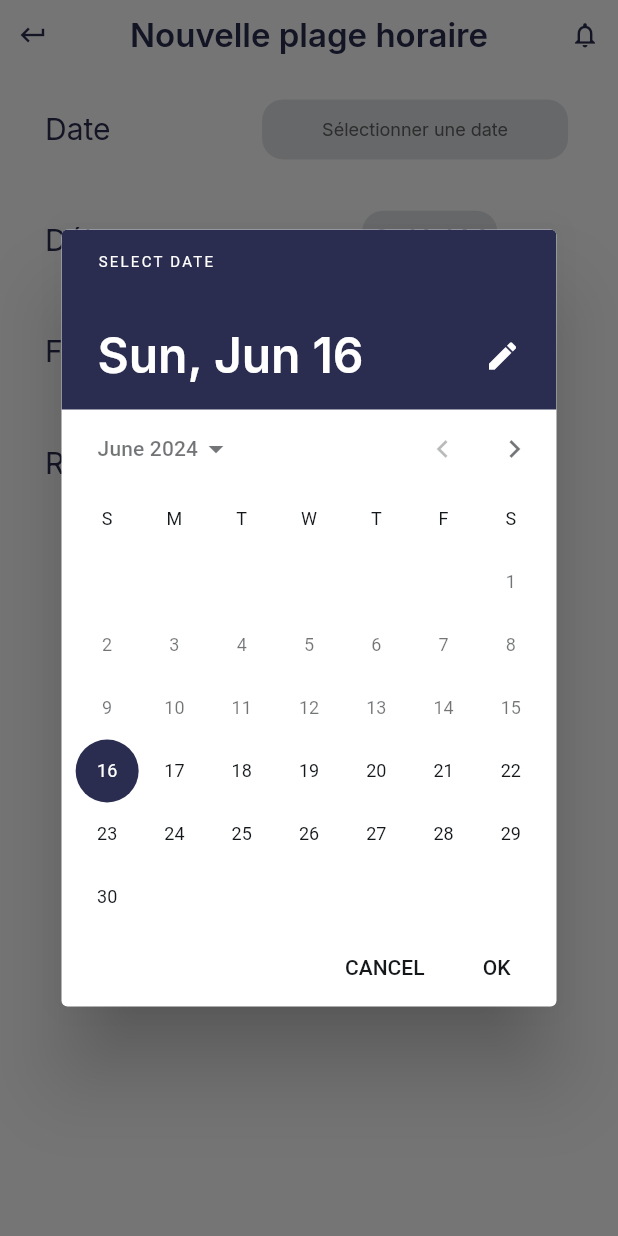
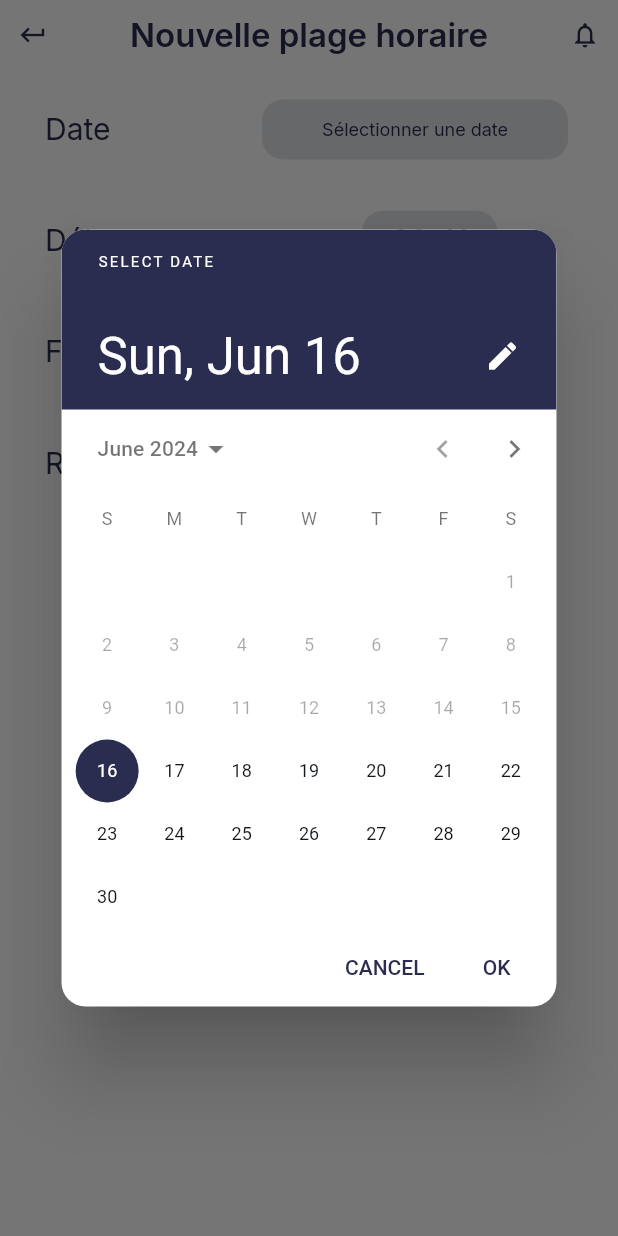
Before and after one commit to NourJadiri/anti_moustique_ff, a Flutter app: the AddSchedulePageWidget screen opened by its route, after a tap on "Sélectionner une date", on a phone screen of 412 x 824 dp. Run offline on Flutter 3.47's test engine with Material 3 defaults, Android fonts, the phone set to English and light mode, and no system bars; drawn by our look-alikes of auto_size_text; our stand-ins replace flutter_blue_plus, flutter_local_notifications, flutter_slidable, font_awesome_flutter, from_css_color, go_router and 6 more; missing offline and left inert: flutter_barcode_scanner, json_path; accounts and stored records are empty.

Commit message:
date picker changed to a more user friendly one (needs to be tested)

```diff
--- a/lib/add_device_page/add_device_page_widget.dart
+++ b/lib/add_device_page/add_device_page_widget.dart
@@ -138,9 +138,10 @@ class _AddDevicePageWidgetState extends State<AddDevicePageWidget> {
         backgroundColor: FlutterFlowTheme.of(context).secondaryBackground,
         body: SafeArea(
           top: true,
+    child: SingleChildScrollView(
           child: Container(
             width: MediaQuery.sizeOf(context).width * 1.0,
-            height: MediaQuery.sizeOf(context).height * 1.0,
+           // height: MediaQuery.sizeOf(context).height * 1.0,
             decoration: BoxDecoration(
               color: FlutterFlowTheme.of(context).secondaryBackground,
             ),
@@ -235,7 +236,7 @@ class _AddDevicePageWidgetState extends State<AddDevicePageWidget> {
           ),
         ),
       ),
-    );
+    ));
   }
 
   FFButtonWidget buildScanQRButton(BuildContext context) {
--- a/lib/add_schedule_page/add_schedule_page_widget.dart
+++ b/lib/add_schedule_page/add_schedule_page_widget.dart
@@ -178,42 +178,50 @@ class _AddSchedulePageWidgetState extends State<AddSchedulePageWidget> {
                             hoverColor: Colors.transparent,
                             highlightColor: Colors.transparent,
                             onTap: () async {
-                              // pickDate
                               final datePicked1Date = await showDatePicker(
                                 context: context,
                                 initialDate: getCurrentTimestamp,
+                                initialEntryMode: DatePickerEntryMode.calendar,
                                 firstDate: getCurrentTimestamp,
                                 lastDate: DateTime(2050),
                                 builder: (context, child) {
-                                  return wrapInMaterialDatePickerTheme(
-                                    context,
-                                    child!,
-                                    headerBackgroundColor:
-                                        FlutterFlowTheme.of(context).primary,
-                                    headerForegroundColor:
-                                        FlutterFlowTheme.of(context).info,
-                                    headerTextStyle:
-                                        FlutterFlowTheme.of(context)
-                                            .headlineLarge
-                                            .override(
-                                              fontFamily: 'Inter',
-                                              fontSize: 32.0,
-                                              fontWeight: FontWeight.w600,
+                                  return Theme(
+                                    data: Theme.of(context).copyWith(
+                                      colorScheme: ColorScheme.light(
+                                        primary: FlutterFlowTheme.of(context)
+                                            .primary, // Header background color
+                                        onPrimary:
+                                            Colors.white, // Header text color
+                                        onSurface: FlutterFlowTheme.of(context)
+                                            .primaryText, // Body text color
                                       ),
-                                    pickerBackgroundColor:
+                                      dialogBackgroundColor:
                                           FlutterFlowTheme.of(context)
                                               .secondaryBackground,
-                                    pickerForegroundColor:
+
+                                      datePickerTheme: DatePickerThemeData(
+                                        shape: RoundedRectangleBorder(
+                                          borderRadius:
+                                              BorderRadius.circular(16.0),
+                                        ),
+                                        headerBackgroundColor:
                                             FlutterFlowTheme.of(context)
-                                            .primaryText,
-                                    selectedDateTimeBackgroundColor:
-                                        FlutterFlowTheme.of(context).primary,
-                                    selectedDateTimeForegroundColor:
-                                        FlutterFlowTheme.of(context).info,
-                                    actionButtonForegroundColor:
+                                                .primary,
+                                        headerForegroundColor: Colors.white,
+                                        backgroundColor:
                                             FlutterFlowTheme.of(context)
-                                            .primaryText,
-                                    iconSize: 24.0,
+                                                .secondaryBackground,
+                                        yearForegroundColor:
+                                            MaterialStateProperty.all(
+                                                FlutterFlowTheme.of(context)
+                                                    .primaryText),
+                                        rangeSelectionBackgroundColor:
+                                            FlutterFlowTheme.of(context)
+                                                .primary
+                                                .withOpacity(0),
+                                      ),
+                                    ),
+                                    child: child!,
                                   );
                                 },
                               );
@@ -246,13 +254,14 @@ class _AddSchedulePageWidgetState extends State<AddSchedulePageWidget> {
                                       .bodyMedium
                                       .override(
                                         fontFamily: 'Inter',
-                                        color: const Color(0xFF616161),
+                                        color: FlutterFlowTheme.of(context)
+                                            .primary,
                                       ),
                                 ),
                               ),
                             ),
                           ),
-                        ),
+                        )
                       ],
                     ),
                   ),
@@ -298,6 +307,7 @@ class _AddSchedulePageWidgetState extends State<AddSchedulePageWidget> {
 
                               final datePicked2Time = await showTimePicker(
                                 context: context,
+                                initialEntryMode: TimePickerEntryMode.inputOnly,
                                 initialTime:
                                     TimeOfDay.fromDateTime(getCurrentTimestamp),
                                 builder: (context, child) {
@@ -356,8 +366,8 @@ class _AddSchedulePageWidgetState extends State<AddSchedulePageWidget> {
                                 alignment: const AlignmentDirectional(0.0, 0.0),
                                 child: Text(
                                   valueOrDefault<String>(
-                                    dateTimeFormat('jm', _model.datePicked2),
-                                    '9:41 AM',
+                                    dateTimeFormat('Hm', _model.datePicked2),
+                                    '09:41',
                                   ),
                                   style: FlutterFlowTheme.of(context)
                                       .bodyMedium
@@ -417,6 +427,7 @@ class _AddSchedulePageWidgetState extends State<AddSchedulePageWidget> {
 
                               final datePicked3Time = await showTimePicker(
                                 context: context,
+                                initialEntryMode: TimePickerEntryMode.inputOnly,
                                 initialTime:
                                     TimeOfDay.fromDateTime(getCurrentTimestamp),
                                 builder: (context, child) {
@@ -475,8 +486,8 @@ class _AddSchedulePageWidgetState extends State<AddSchedulePageWidget> {
                                 alignment: const AlignmentDirectional(0.0, 0.0),
                                 child: Text(
                                   valueOrDefault<String>(
-                                    dateTimeFormat('jm', _model.datePicked3),
-                                    '9:41 AM',
+                                    dateTimeFormat('Hm', _model.datePicked3),
+                                    '09:41',
                                   ),
                                   style: FlutterFlowTheme.of(context)
                                       .bodyMedium
@@ -565,7 +576,8 @@ class _AddSchedulePageWidgetState extends State<AddSchedulePageWidget> {
                         ],
                         onChanged: (val) {
                           print(val);
-                          setState(() => _model.checkboxGroupValues = val.map((e) => e.split(' ').last).toList());
+                          setState(() => _model.checkboxGroupValues =
+                              val.map((e) => e.split(' ').last).toList());
                         },
                         controller: _model.checkboxGroupValueController ??=
                             FormFieldController<List<String>>(
@@ -604,18 +616,27 @@ class _AddSchedulePageWidgetState extends State<AddSchedulePageWidget> {
                         child: FFButtonWidget(
                           onPressed: () async {
                             final DateTime? startDay = _model.datePicked1;
-                            final TimeOfDay? startTime = _model.datePicked2 != null
-                                ? TimeOfDay(hour: _model.datePicked2!.hour, minute: _model.datePicked2!.minute)
+                            final TimeOfDay? startTime =
+                                _model.datePicked2 != null
+                                    ? TimeOfDay(
+                                        hour: _model.datePicked2!.hour,
+                                        minute: _model.datePicked2!.minute)
                                     : null;
 
-                            final TimeOfDay? endTime = _model.datePicked3 != null
-                                ? TimeOfDay(hour: _model.datePicked3!.hour, minute: _model.datePicked3!.minute)
+                            final TimeOfDay? endTime =
+                                _model.datePicked3 != null
+                                    ? TimeOfDay(
+                                        hour: _model.datePicked3!.hour,
+                                        minute: _model.datePicked3!.minute)
                                     : null;
 
-                            if (startDay == null || startTime == null || endTime == null) {
+                            if (startDay == null ||
+                                startTime == null ||
+                                endTime == null) {
                               ScaffoldMessenger.of(context).showSnackBar(
                                 const SnackBar(
-                                  content: Text("Veuillez sélectionner une date et une heure."),
+                                  content: Text(
+                                      "Veuillez sélectionner une date et une heure."),
                                 ),
                               );
                               return;
@@ -631,10 +652,13 @@ class _AddSchedulePageWidgetState extends State<AddSchedulePageWidget> {
                               minute: endTime.minute,
                             );
 
-                            if ((startDateTime.hour * 60 + startDateTime.minute) >= (endDateTime.hour * 60 + endDateTime.minute)) {
+                            if ((startDateTime.hour * 60 +
+                                    startDateTime.minute) >=
+                                (endDateTime.hour * 60 + endDateTime.minute)) {
                               ScaffoldMessenger.of(context).showSnackBar(
                                 const SnackBar(
-                                  content: Text("L'heure de fin doit être après l'heure de début."),
+                                  content: Text(
+                                      "L'heure de fin doit être après l'heure de début."),
                                 ),
                               );
                               return;
@@ -645,13 +669,18 @@ class _AddSchedulePageWidgetState extends State<AddSchedulePageWidget> {
                                 startTime: startDateTime,
                                 endTime: endDateTime,
                                 isReccurent: _model.switchValue ?? false,
-                                days: _model.checkboxGroupValues?.map((e) => DayOfWeek.values.byName(e)).toList()
-                              );
+                                days: _model.checkboxGroupValues
+                                    ?.map((e) => DayOfWeek.values.byName(e))
+                                    .toList());
 
-                            if(!await addFunctionSchedule(context, FFAppState().currentDevice!, functoningSchedule )) return;
+                            if (!await addFunctionSchedule(
+                                context,
+                                FFAppState().currentDevice!,
+                                functoningSchedule)) return;
 
                             FFAppState().updateCurrentDeviceStruct((device) {
-                              device.functioningScheduleList.add(functoningSchedule);
+                              device.functioningScheduleList
+                                  .add(functoningSchedule);
                             });
 
                             Navigator.pop(context);
@@ -671,13 +700,8 @@ class _AddSchedulePageWidgetState extends State<AddSchedulePageWidget> {
                                   fontFamily: 'Inter',
                                   color: Colors.white,
                                   fontSize: 14.0,
-                                  fontWeight: FontWeight.w300,
                                 ),
                             elevation: 0.0,
-                            borderSide: const BorderSide(
-                              color: Colors.transparent,
-                              width: 1.0,
-                            ),
                             borderRadius: BorderRadius.circular(24.0),
                           ),
                         ),
```
Also changed, not shown: pubspec.lock, 1 other file. Lines whose indentation alone changed are shown as unchanged.
